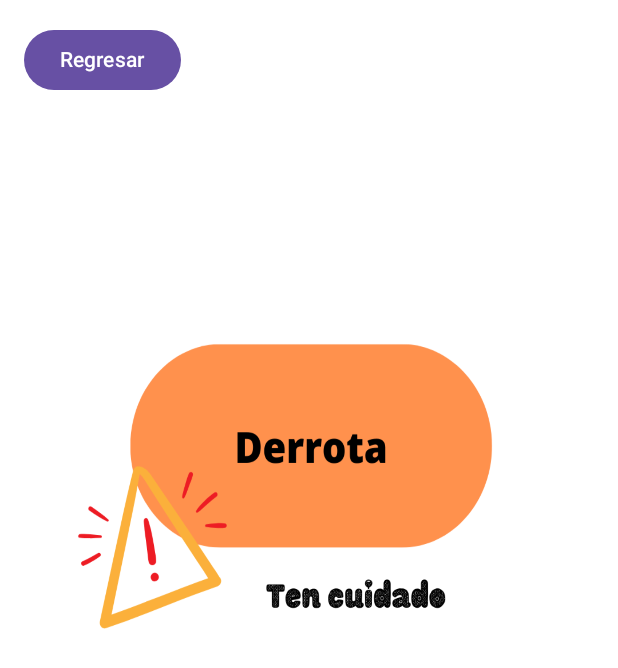
After one commit to Maria-Villafuerte/Proyecto_1_GenioCo, an Android app built with Jetpack Compose: the @Preview function Derrota, on a phone screen of 412 x 824 dp. The commit adds this screen. Shown: the top 668 px of the screen. Run offline under Robolectric (Android 15) with nearby library versions, the phone set to English and light mode, and no system bars.

Commit message:
Actualización de nuevas pantallas

```diff
--- /dev/null
+++ b/Proyecto_1/app/src/main/java/com/example/proyecto_1/ui/preguntas/view/Derrota.kt
@@ -0,0 +1,37 @@
+package com.example.proyecto_1.ui.preguntas.view
+
+import androidx.compose.foundation.Image
+import androidx.compose.foundation.layout.Box
+import androidx.compose.foundation.layout.fillMaxSize
+import androidx.compose.foundation.layout.padding
+import androidx.compose.material3.Button
+import androidx.compose.material3.Text
+import androidx.compose.runtime.Composable
+import androidx.compose.ui.Alignment
+import androidx.compose.ui.Modifier
+import androidx.compose.ui.layout.ContentScale
+import androidx.compose.ui.res.painterResource
+import androidx.compose.ui.tooling.preview.Preview
+import androidx.compose.ui.unit.dp
+import com.example.proyecto_1.R
+
+@Preview
+@Composable
+fun Derrota(){
+    Box(modifier = Modifier.fillMaxSize()) {
+        Image(
+            painter = painterResource(id = R.drawable.derrota),
+            contentDescription = "books decoration",
+            contentScale = ContentScale.FillBounds,
+            modifier = Modifier.matchParentSize()
+        )
+        Button(onClick = {
+            //REGRESAR
+        }, modifier = Modifier
+            .align(Alignment.TopStart)
+            .padding(top = 16.dp, start = 16.dp)) {
+            Text(text = "Regresar")
+        }
+
+    }
+}
--- a/Proyecto_1/app/src/main/java/com/example/proyecto_1/ui/temas/view/Temas_Clases.kt
+++ b/Proyecto_1/app/src/main/java/com/example/proyecto_1/ui/temas/view/Temas_Clases.kt
@@ -41,7 +41,7 @@ import com.example.proyecto_1.ui.materia.view.ClassCard
 @Composable
 fun Temas_Clases() {
     val tema_1 = Temas()
-    val tema_2 = Temas("A",Portada = R.drawable.portada2_clase)
+    val tema_2 = Temas(Portada = R.drawable.portada2_clase)
 
     //TEMAS
     val alltemas_1 = remember {
@@ -54,6 +54,7 @@ fun Temas_Clases() {
             tema_2, tema_2, tema_2, tema_2
         )
     }
+    listOf<String>("AA","AA","WW")
 
 
     //PARCIALES
@@ -104,7 +105,8 @@ fun TemaCard(tema: Temas = Temas()){
             contentDescription = "Portada ilustrativa",
             contentScale = ContentScale.Crop,
             modifier = Modifier
-                .fillMaxWidth())
+                .fillMaxWidth()
+        )
 
     }
 }
```
Also changed, not shown: Proyecto_1/app/src/main/java/com/example/proyecto_1/models/Questions.kt (+4 -4 lines), Proyecto_1/app/src/main/java/com/example/proyecto_1/ui/preguntas/view/Felicidades.kt (added, +37 -0 lines), Proyecto_1/app/src/main/java/com/example/proyecto_1/ui/preguntas/view/Preguntas.kt (added, +124 -0 lines), Proyecto_1/app/src/main/java/com/example/proyecto_1/ui/theme/Color.kt (+11 -0 lines), Proyecto_1/app/src/main/res/drawable/derrota.png (added), Proyecto_1/app/src/main/res/drawable/felicitaciones.png (added).
